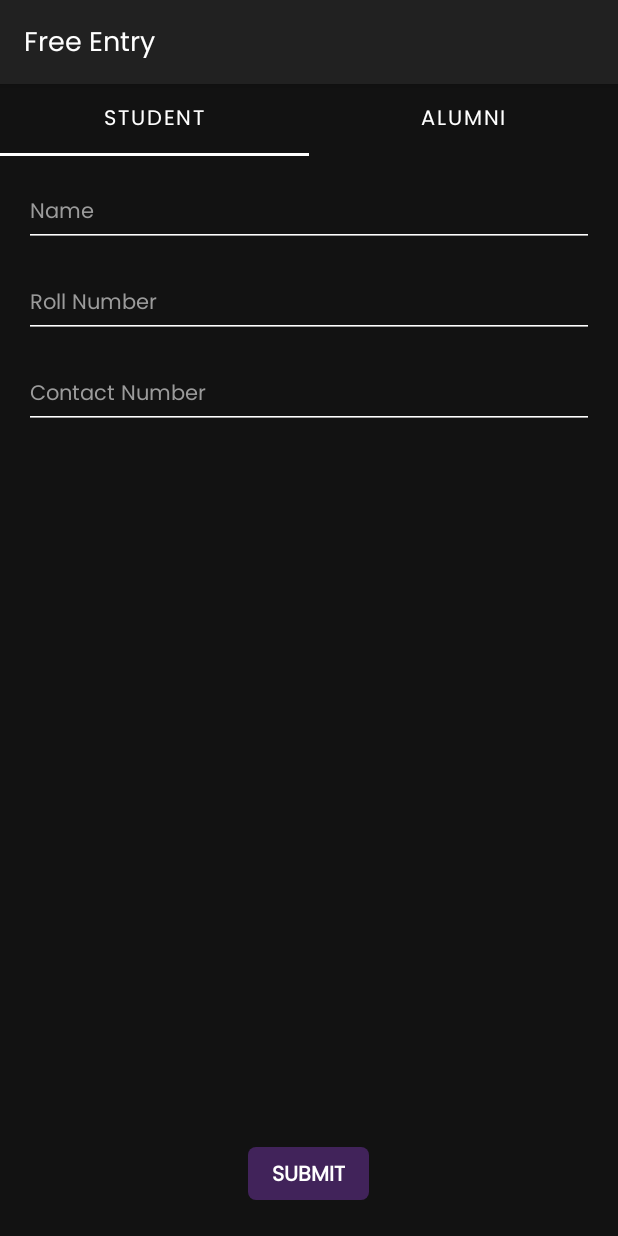
After one commit to avishekdas128/regalia-22-admin-app, an Android app: the FreeEntryActivity screen opened directly, with no data from a screen before it, on a phone screen of 412 x 824 dp. The commit adds this screen. Run offline under Robolectric (Android 15) with nearby library versions, the phone set to English and light mode, and no system bars; our stand-ins replace Dagger/Hilt's generated code.

Commit message:
free pass done

```diff
--- a/app/src/main/AndroidManifest.xml
+++ b/app/src/main/AndroidManifest.xml
@@ -52,6 +52,12 @@
             android:configChanges="orientation|keyboard"
             android:exported="false"
             android:windowSoftInputMode="adjustResize" />
+
+        <activity
+            android:name=".generate.free.ui.FreeEntryActivity"
+            android:configChanges="orientation|keyboard"
+            android:exported="false"
+            android:windowSoftInputMode="adjustResize" />
     </application>
 
 </manifest>
--- a/app/src/main/java/com/orangeink/regalia22/data/network/RegaliaService.kt
+++ b/app/src/main/java/com/orangeink/regalia22/data/network/RegaliaService.kt
@@ -1,6 +1,7 @@
 package com.orangeink.regalia22.data.network
 
 import com.orangeink.regalia22.common.SuccessResponse
+import com.orangeink.regalia22.generate.free.data.model.FreePass
 import com.orangeink.regalia22.generate.pass.data.model.GeneratePassRequest
 import com.orangeink.regalia22.login.data.model.Team
 import com.orangeink.regalia22.search.data.model.ResendEmailRequest
@@ -41,4 +42,7 @@ interface RegaliaService {
     @POST("/pass")
     suspend fun generatePass(@Body generatePassRequest: GeneratePassRequest): Response<SuccessResponse>
 
+    @POST("/unpaid_pass")
+    suspend fun freePass(@Body freePass: FreePass): Response<SuccessResponse>
+
 }
--- /dev/null
+++ b/app/src/main/java/com/orangeink/regalia22/generate/free/adapter/PagerAdapter.kt
@@ -0,0 +1,26 @@
+package com.orangeink.regalia22.generate.free.adapter
+
+import androidx.fragment.app.Fragment
+import androidx.fragment.app.FragmentManager
+import androidx.lifecycle.Lifecycle
+import androidx.viewpager2.adapter.FragmentStateAdapter
+import com.orangeink.regalia22.generate.free.ui.fragment.AlumniFragment
+import com.orangeink.regalia22.generate.free.ui.fragment.StudentFragment
+
+class PagerAdapter(
+    fragmentManager: FragmentManager,
+    lifecycle: Lifecycle
+) : FragmentStateAdapter(fragmentManager, lifecycle) {
+
+    override fun getItemCount(): Int {
+        return 2
+    }
+
+    override fun createFragment(position: Int): Fragment {
+        return when (position) {
+            0 -> StudentFragment()
+            1 -> AlumniFragment()
+            else -> Fragment()
+        }
+    }
+}
--- /dev/null
+++ b/app/src/main/java/com/orangeink/regalia22/generate/free/ui/FreeEntryActivity.kt
@@ -0,0 +1,33 @@
+package com.orangeink.regalia22.generate.free.ui
+
+import android.os.Bundle
+import androidx.appcompat.app.AppCompatActivity
+import com.google.android.material.tabs.TabLayoutMediator
+import com.orangeink.regalia22.databinding.ActivityFreeEntryBinding
+import com.orangeink.regalia22.generate.free.adapter.PagerAdapter
+import dagger.hilt.android.AndroidEntryPoint
+
+@AndroidEntryPoint
+class FreeEntryActivity : AppCompatActivity() {
+
+    private lateinit var binding: ActivityFreeEntryBinding
+
+    private val tabArray = arrayOf("Student", "Alumni")
+
+    override fun onCreate(savedInstanceState: Bundle?) {
+        super.onCreate(savedInstanceState)
+        binding = ActivityFreeEntryBinding.inflate(layoutInflater)
+        setContentView(binding.root)
+        initTabView()
+    }
+
+    private fun initTabView() {
+        val adapter = PagerAdapter(supportFragmentManager, lifecycle)
+        binding.viewPager.adapter = adapter
+
+        TabLayoutMediator(binding.tabLayout, binding.viewPager) { tab, position ->
+            tab.text = tabArray[position]
+        }.attach()
+    }
+
+}
--- /dev/null
+++ b/app/src/main/java/com/orangeink/regalia22/generate/free/ui/fragment/StudentFragment.kt
@@ -0,0 +1,78 @@
+package com.orangeink.regalia22.generate.free.ui.fragment
+
+import android.os.Bundle
+import android.view.LayoutInflater
+import android.view.View
+import android.view.ViewGroup
+import android.widget.Toast
+import androidx.fragment.app.Fragment
+import androidx.fragment.app.viewModels
+import com.orangeink.regalia22.databinding.FragmentStudentBinding
+import com.orangeink.regalia22.generate.free.viewmodel.FreePassViewModel
+import com.orangeink.regalia22.util.hideKeyboard
+import dagger.hilt.android.AndroidEntryPoint
+
+@AndroidEntryPoint
+class StudentFragment : Fragment() {
+
+    private lateinit var binding: FragmentStudentBinding
+    private val viewModel: FreePassViewModel by viewModels()
+
+    override fun onCreateView(
+        inflater: LayoutInflater,
+        container: ViewGroup?,
+        savedInstanceState: Bundle?
+    ): View {
+        binding = FragmentStudentBinding.inflate(inflater)
+        return binding.root
+    }
+
+    override fun onViewCreated(view: View, savedInstanceState: Bundle?) {
+        super.onViewCreated(view, savedInstanceState)
+        setListeners()
+        subscribeToLiveData()
+    }
+
+    private fun setListeners() {
+        binding.btnSubmit.setOnClickListener {
+            if (binding.etName.text.isNullOrBlank()) {
+                Toast.makeText(requireActivity(), "Name cannot be empty!", Toast.LENGTH_SHORT)
+                    .show()
+                return@setOnClickListener
+            }
+            if (binding.etRoll.text.isNullOrBlank()) {
+                Toast.makeText(
+                    requireActivity(),
+                    "Roll Number cannot be empty!",
+                    Toast.LENGTH_SHORT
+                ).show()
+                return@setOnClickListener
+            }
+            if (binding.etPhone.text.isNullOrBlank()) {
+                Toast.makeText(requireActivity(), "Phone cannot be empty!", Toast.LENGTH_SHORT)
+                    .show()
+                return@setOnClickListener
+            }
+            binding.progressGeneratePass.visibility = View.VISIBLE
+            hideKeyboard(requireActivity())
+            viewModel.studentPass(
+                binding.etName.text.toString(),
+                binding.etRoll.text.toString(),
+                binding.etPhone.text.toString()
+            )
+        }
+    }
+
+    private fun subscribeToLiveData() {
+        viewModel.success.observe(viewLifecycleOwner) {
+            binding.progressGeneratePass.visibility = View.GONE
+            Toast.makeText(requireActivity(), "Successfully submitted!", Toast.LENGTH_SHORT).show()
+            requireActivity().finish()
+        }
+        viewModel.error.observe(viewLifecycleOwner) {
+            binding.progressGeneratePass.visibility = View.GONE
+            Toast.makeText(requireActivity(), it, Toast.LENGTH_SHORT).show()
+        }
+    }
+
+}
--- /dev/null
+++ b/app/src/main/java/com/orangeink/regalia22/generate/free/viewmodel/FreePassViewModel.kt
@@ -0,0 +1,58 @@
+package com.orangeink.regalia22.generate.free.viewmodel
+
+import androidx.lifecycle.LiveData
+import androidx.lifecycle.MutableLiveData
+import androidx.lifecycle.ViewModel
+import androidx.lifecycle.viewModelScope
+import com.orangeink.regalia22.common.SuccessResponse
+import com.orangeink.regalia22.generate.free.data.remote.FreePassRepository
+import com.orangeink.regalia22.util.Resource
+import dagger.hilt.android.lifecycle.HiltViewModel
+import kotlinx.coroutines.launch
+import javax.inject.Inject
+
+@HiltViewModel
+class FreePassViewModel @Inject constructor(
+    private val repository: FreePassRepository
+) : ViewModel() {
+
+    private val _success = MutableLiveData<SuccessResponse>()
+    val success: LiveData<SuccessResponse> = _success
+
+    private val _error = MutableLiveData<String>()
+    val error: LiveData<String> = _error
+
+    fun studentPass(name: String, roll: String, phone: String) {
+        viewModelScope.launch {
+            when (val response = repository.studentPass(name, roll, phone)) {
+                is Resource.Error -> _error.postValue(response.exception)
+                is Resource.Success -> {
+                    response.data.let {
+                        _success.postValue(it)
+                    }
+                }
+                else -> {}
+            }
+        }
+    }
+
+    fun alumniPass(
+        name: String,
+        year: String,
+        email: String,
+        phone: String,
+        department: String
+    ) {
+        viewModelScope.launch {
+            when (val response = repository.alumniPass(name, year, email, phone, department)) {
+                is Resource.Error -> _error.postValue(response.exception)
+                is Resource.Success -> {
+                    response.data.let {
+                        _success.postValue(it)
+                    }
+                }
+                else -> {}
+            }
+        }
+    }
+}
--- a/app/src/main/java/com/orangeink/regalia22/generate/pass/GeneratePassActivity.kt
+++ b/app/src/main/java/com/orangeink/regalia22/generate/pass/GeneratePassActivity.kt
@@ -43,8 +43,8 @@ class GeneratePassActivity : AppCompatActivity() {
                 return@setOnClickListener
             }
             var amount = ""
-            if (!binding.etAmount.text.isNullOrBlank())
-                amount = binding.etAmount.text.toString()
+            if (binding.etAmount.text.isNullOrBlank())
+                amount = "FREE"
             hideKeyboard(this)
             binding.progressGeneratePass.visibility = View.VISIBLE
             viewModel.generatePass(
--- a/app/src/main/java/com/orangeink/regalia22/home/DashboardFragment.kt
+++ b/app/src/main/java/com/orangeink/regalia22/home/DashboardFragment.kt
@@ -17,6 +17,7 @@ import com.github.mikephil.charting.highlight.Highlight
 import com.github.mikephil.charting.listener.OnChartValueSelectedListener
 import com.orangeink.regalia22.R
 import com.orangeink.regalia22.databinding.FragmentDashboardBinding
+import com.orangeink.regalia22.generate.free.ui.FreeEntryActivity
 import com.orangeink.regalia22.generate.pass.GeneratePassActivity
 import com.orangeink.regalia22.preferences.Prefs
 import com.orangeink.regalia22.qr.BottomSheetManualEntry
@@ -54,6 +55,11 @@ class DashboardFragment : Fragment() {
 
     private fun setListeners() {
         binding.swHome.setOnRefreshListener { }
+        binding.tvFreeEntry.setOnClickListener {
+            Intent(requireActivity(), FreeEntryActivity::class.java).apply {
+                startActivity(this)
+            }
+        }
         binding.tvGeneratePass.setOnClickListener {
             if (Prefs(requireActivity()).user?.role == "Admin") {
                 Intent(requireActivity(), GeneratePassActivity::class.java).apply {
--- a/app/src/main/java/com/orangeink/regalia22/qr/BottomSheetManualEntry.kt
+++ b/app/src/main/java/com/orangeink/regalia22/qr/BottomSheetManualEntry.kt
@@ -71,7 +71,6 @@ class BottomSheetManualEntry : BottomSheetDialogFragment() {
     }
 
     private fun initViews() {
-        isCancelable = false
         showKeyboard(requireContext(), binding.etId)
     }
 
--- a/app/src/main/java/com/orangeink/regalia22/verification/VerificationActivity.kt
+++ b/app/src/main/java/com/orangeink/regalia22/verification/VerificationActivity.kt
@@ -66,7 +66,7 @@ class VerificationActivity : AppCompatActivity() {
         viewModel.pass.observe(this) {
             binding.progressVerification.visibility = View.GONE
             when (it.date) {
-                "18" -> {
+                "19" -> {
                     if (it.dayOneValidity.isNotEmpty() && (it.allowed == it.countDayOne))
                         invalidPass()
                     else
--- /dev/null
+++ b/app/src/main/res/layout/activity_free_entry.xml
@@ -0,0 +1,44 @@
+<?xml version="1.0" encoding="utf-8"?>
+<LinearLayout xmlns:android="http://schemas.android.com/apk/res/android"
+    xmlns:app="http://schemas.android.com/apk/res-auto"
+    xmlns:tools="http://schemas.android.com/tools"
+    android:layout_width="match_parent"
+    android:layout_height="match_parent"
+    android:fitsSystemWindows="true"
+    android:orientation="vertical"
+    tools:context=".generate.free.ui.FreeEntryActivity">
+
+    <androidx.appcompat.widget.Toolbar
+        android:id="@+id/toolbar"
+        android:layout_width="match_parent"
+        android:layout_height="?attr/actionBarSize"
+        android:background="?attr/colorSecondary"
+        android:elevation="@dimen/padding_4">
+
+        <TextView
+            android:id="@+id/tv_heading"
+            android:layout_width="match_parent"
+            android:layout_height="wrap_content"
+            android:layout_centerVertical="true"
+            android:includeFontPadding="false"
+            android:text="@string/free_entry"
+            android:textColor="?attr/colorOnPrimary"
+            android:textSize="@dimen/text_size_18" />
+
+    </androidx.appcompat.widget.Toolbar>
+
+    <com.google.android.material.tabs.TabLayout
+        android:id="@+id/tabLayout"
+        android:layout_width="match_parent"
+        android:layout_height="wrap_content"
+        app:tabIndicatorColor="?colorOnPrimary"
+        app:tabSelectedTextColor="?colorOnPrimary"
+        app:tabTextColor="?colorOnSecondary" />
+
+    <androidx.viewpager2.widget.ViewPager2
+        android:id="@+id/viewPager"
+        android:layout_width="match_parent"
+        android:layout_height="0dp"
+        android:layout_weight="1" />
+
+</LinearLayout>
--- /dev/null
+++ b/app/src/main/res/layout/fragment_student.xml
@@ -0,0 +1,78 @@
+<?xml version="1.0" encoding="utf-8"?>
+<RelativeLayout xmlns:android="http://schemas.android.com/apk/res/android"
+    android:layout_width="match_parent"
+    android:layout_height="match_parent"
+    android:paddingHorizontal="@dimen/padding_16">
+
+    <EditText
+        android:id="@+id/et_name"
+        android:layout_width="match_parent"
+        android:layout_height="wrap_content"
+        android:layout_marginTop="@dimen/margin_16"
+        android:backgroundTint="?colorOnPrimary"
+        android:hint="@string/name"
+        android:imeOptions="actionNext"
+        android:importantForAutofill="no"
+        android:inputType="textEmailAddress"
+        android:textColor="?colorOnPrimary"
+        android:textColorHint="@color/white_600"
+        android:textSize="@dimen/text_size_14" />
+
+    <EditText
+        android:id="@+id/et_roll"
+        android:layout_width="match_parent"
+        android:layout_height="wrap_content"
+        android:layout_below="@id/et_name"
+        android:layout_marginTop="@dimen/margin_16"
+        android:backgroundTint="?colorOnPrimary"
+        android:hint="@string/roll_number"
+        android:imeOptions="actionNext"
+        android:importantForAutofill="no"
+        android:inputType="text"
+        android:textColor="?colorOnPrimary"
+        android:textColorHint="@color/white_600"
+        android:textSize="@dimen/text_size_14" />
+
+    <EditText
+        android:id="@+id/et_phone"
+        android:layout_width="match_parent"
+        android:layout_height="wrap_content"
+        android:layout_below="@id/et_roll"
+        android:layout_marginTop="@dimen/margin_16"
+        android:backgroundTint="?colorOnPrimary"
+        android:hint="@string/contact_number"
+        android:imeOptions="actionDone"
+        android:importantForAutofill="no"
+        android:inputType="phone"
+        android:textColor="?colorOnPrimary"
+        android:textColorHint="@color/white_600"
+        android:textSize="@dimen/text_size_14" />
+
+    <ProgressBar
+        android:id="@+id/progress_generate_pass"
+        android:layout_width="wrap_content"
+        android:layout_height="wrap_content"
+        android:layout_centerInParent="true"
+        android:indeterminateTint="?colorOnPrimary"
+        android:visibility="gone" />
+
+    <TextView
+        android:id="@+id/btn_submit"
+        android:layout_width="wrap_content"
+        android:layout_height="wrap_content"
+        android:layout_alignParentBottom="true"
+        android:layout_centerHorizontal="true"
+        android:layout_marginVertical="@dimen/margin_24"
+        android:background="@drawable/bg_rounded_primary"
+        android:backgroundTint="@color/purple_900"
+        android:gravity="center"
+        android:includeFontPadding="false"
+        android:paddingHorizontal="@dimen/padding_16"
+        android:paddingVertical="@dimen/padding_8"
+        android:text="@string/submit"
+        android:textAllCaps="true"
+        android:textColor="?colorOnPrimary"
+        android:textSize="@dimen/text_size_14"
+        android:textStyle="bold" />
+
+</RelativeLayout>
--- a/app/src/main/res/values/strings.xml
+++ b/app/src/main/res/values/strings.xml
@@ -42,4 +42,8 @@
     <string name="allowed">Allowed</string>
     <string name="amount">Amount</string>
     <string name="no_access">You do not have permission to access this!</string>
+    <string name="guest_entry">Guest Entry</string>
+    <string name="contact_number">Contact Number</string>
+    <string name="passing_year">Passing Year</string>
+    <string name="department">Department</string>
 </resources>
```
Also changed, not shown: app/src/main/java/com/orangeink/regalia22/generate/free/data/model/FreePass.kt (added, +12 -0 lines), app/src/main/java/com/orangeink/regalia22/generate/free/data/remote/FreePassRepository.kt (added, +36 -0 lines), app/src/main/java/com/orangeink/regalia22/generate/free/ui/fragment/AlumniFragment.kt (added, +89 -0 lines), app/src/main/res/layout/fragment_alumni.xml (added, +108 -0 lines), app/src/main/res/layout/fragment_dashboard.xml (+7 -4 lines).
